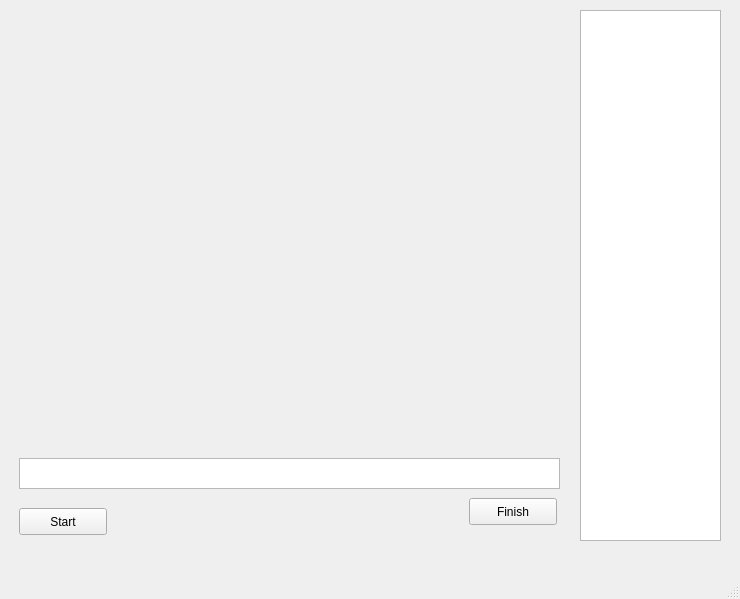
The window that GUI/GUI.ui (Brendoncamm/SYP) describes before a commit, drawn with Qt 5.
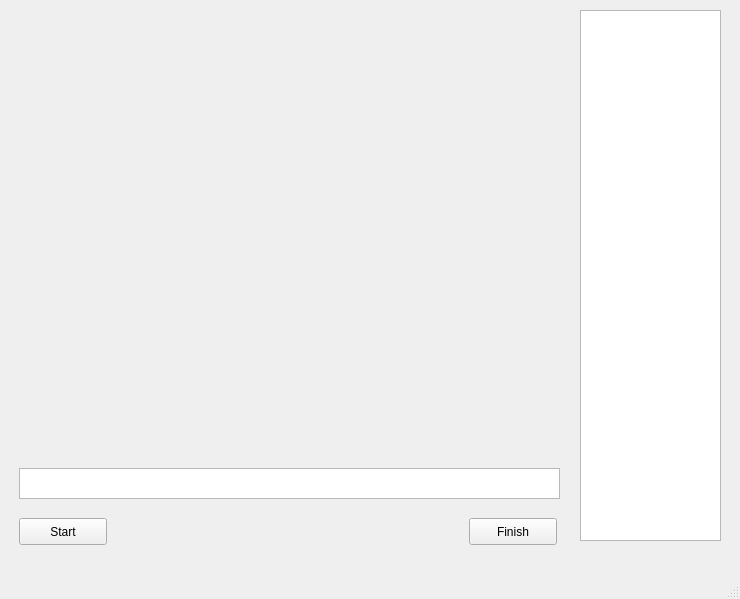
The same window after the commit.

What changed in the file:
```diff
--- a/GUI/GUI.ui
+++ b/GUI/GUI.ui
@@ -31,7 +31,7 @@
       <property name="geometry">
        <rect>
         <x>10</x>
-        <y>500</y>
+        <y>510</y>
         <width>88</width>
         <height>27</height>
        </rect>
@@ -44,7 +44,7 @@
       <property name="geometry">
        <rect>
         <x>460</x>
-        <y>490</y>
+        <y>510</y>
         <width>88</width>
         <height>27</height>
        </rect>
@@ -84,7 +84,7 @@
       <property name="geometry">
        <rect>
         <x>10</x>
-        <y>450</y>
+        <y>460</y>
         <width>541</width>
         <height>31</height>
        </rect>
```
Left out of the diff: 10 changed lines with no effect on the pictures.
